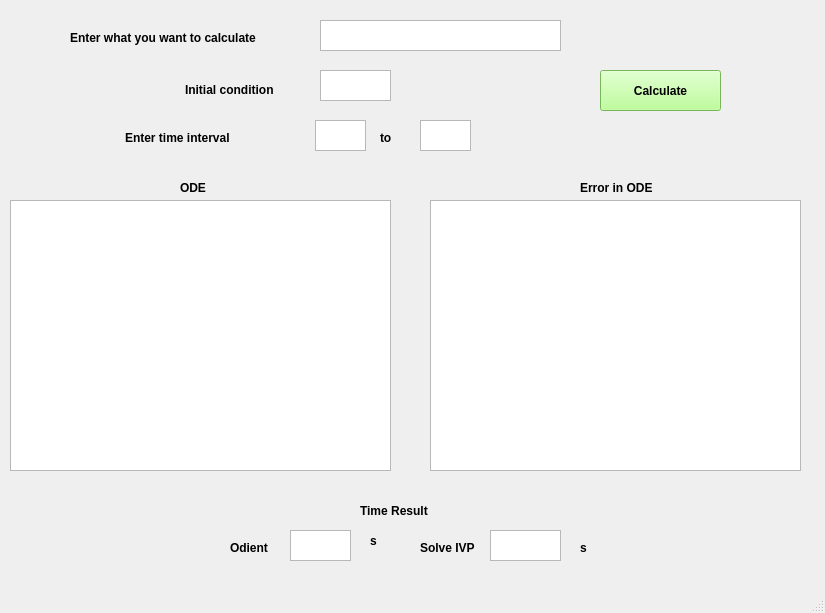
Qt form gui.ui (natthamon55/Numberic-Project) before a commit.
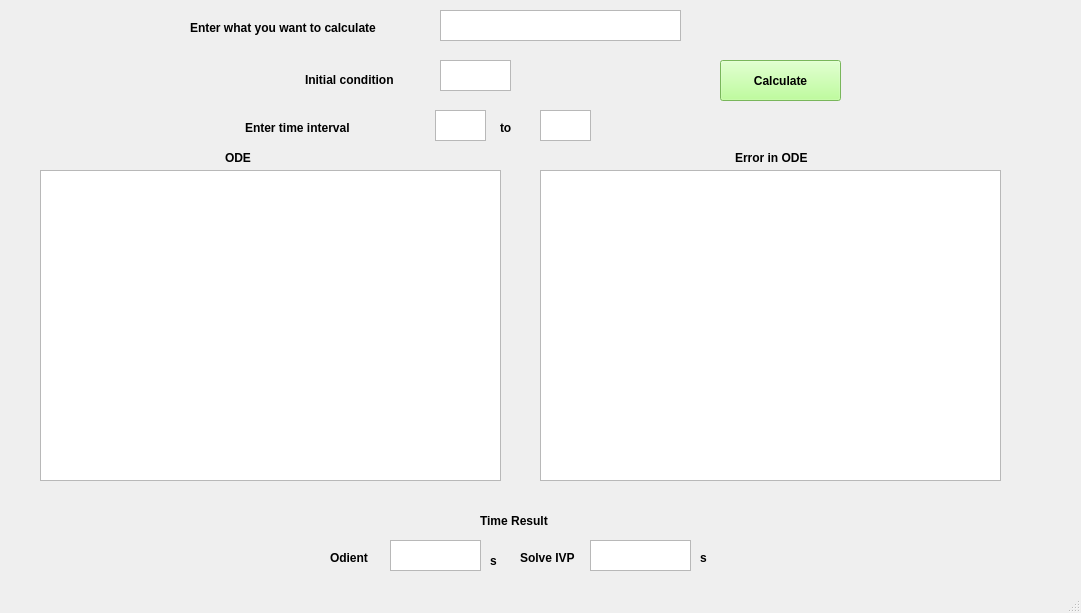
The same form after that commit.

What changed in the file:
```diff
--- a/gui.ui
+++ b/gui.ui
@@ -6,7 +6,7 @@
    <rect>
     <x>0</x>
     <y>0</y>
-    <width>825</width>
+    <width>1081</width>
     <height>613</height>
    </rect>
   </property>
@@ -17,8 +17,8 @@
    <widget class="QLabel" name="label">
     <property name="geometry">
      <rect>
-      <x>70</x>
-      <y>30</y>
+      <x>190</x>
+      <y>20</y>
       <width>231</width>
       <height>16</height>
      </rect>
@@ -36,8 +36,8 @@
    <widget class="QTextEdit" name="equation">
     <property name="geometry">
      <rect>
-      <x>320</x>
-      <y>20</y>
+      <x>440</x>
+      <y>10</y>
       <width>241</width>
       <height>31</height>
      </rect>
@@ -46,8 +46,8 @@
    <widget class="QLabel" name="label_2">
     <property name="geometry">
      <rect>
-      <x>125</x>
-      <y>130</y>
+      <x>245</x>
+      <y>120</y>
       <width>131</width>
       <height>16</height>
      </rect>
@@ -65,8 +65,8 @@
    <widget class="QTextEdit" name="t1">
     <property name="geometry">
      <rect>
-      <x>315</x>
-      <y>120</y>
+      <x>435</x>
+      <y>110</y>
       <width>51</width>
       <height>31</height>
      </rect>
@@ -75,8 +75,8 @@
    <widget class="QTextEdit" name="t2">
     <property name="geometry">
      <rect>
-      <x>420</x>
-      <y>120</y>
+      <x>540</x>
+      <y>110</y>
       <width>51</width>
       <height>31</height>
      </rect>
@@ -85,8 +85,8 @@
    <widget class="QLabel" name="label_3">
     <property name="geometry">
      <rect>
-      <x>380</x>
-      <y>130</y>
+      <x>500</x>
+      <y>120</y>
       <width>16</width>
       <height>16</height>
      </rect>
@@ -104,28 +104,28 @@
    <widget class="QGraphicsView" name="g1">
     <property name="geometry">
      <rect>
-      <x>10</x>
-      <y>200</y>
-      <width>381</width>
-      <height>271</height>
+      <x>40</x>
+      <y>170</y>
+      <width>461</width>
+      <height>311</height>
      </rect>
     </property>
    </widget>
    <widget class="QGraphicsView" name="g2">
     <property name="geometry">
      <rect>
-      <x>430</x>
-      <y>200</y>
-      <width>371</width>
-      <height>271</height>
+      <x>540</x>
+      <y>170</y>
+      <width>461</width>
+      <height>311</height>
      </rect>
     </property>
    </widget>
    <widget class="QLabel" name="label_4">
     <property name="geometry">
      <rect>
-      <x>180</x>
-      <y>180</y>
+      <x>225</x>
+      <y>150</y>
       <width>55</width>
       <height>16</height>
      </rect>
@@ -143,8 +143,8 @@
    <widget class="QLabel" name="label_5">
     <property name="geometry">
      <rect>
-      <x>580</x>
-      <y>180</y>
+      <x>735</x>
+      <y>150</y>
       <width>101</width>
       <height>16</height>
      </rect>
@@ -162,8 +162,8 @@
    <widget class="QLabel" name="label_6">
     <property name="geometry">
      <rect>
-      <x>230</x>
-      <y>540</y>
+      <x>330</x>
+      <y>550</y>
       <width>55</width>
       <height>16</height>
      </rect>
@@ -181,8 +181,8 @@
    <widget class="QLabel" name="label_7">
     <property name="geometry">
      <rect>
-      <x>420</x>
-      <y>540</y>
+      <x>520</x>
+      <y>550</y>
       <width>61</width>
       <height>16</height>
      </rect>
@@ -200,8 +200,8 @@
    <widget class="QLabel" name="label_9">
     <property name="geometry">
      <rect>
-      <x>360</x>
-      <y>500</y>
+      <x>480</x>
+      <y>510</y>
       <width>101</width>
       <height>21</height>
      </rect>
@@ -220,8 +220,8 @@
    <widget class="QLabel" name="label_11">
     <property name="geometry">
      <rect>
-      <x>370</x>
-      <y>530</y>
+      <x>490</x>
+      <y>550</y>
       <width>16</width>
       <height>21</height>
      </rect>
@@ -240,8 +240,8 @@
    <widget class="QLabel" name="label_12">
     <property name="geometry">
      <rect>
-      <x>580</x>
-      <y>540</y>
+      <x>700</x>
+      <y>550</y>
       <width>31</width>
       <height>16</height>
      </rect>
@@ -260,8 +260,8 @@
    <widget class="QPushButton" name="b1">
     <property name="geometry">
      <rect>
-      <x>600</x>
-      <y>70</y>
+      <x>720</x>
+      <y>60</y>
       <width>121</width>
       <height>41</height>
      </rect>
@@ -282,8 +282,8 @@
    <widget class="QLabel" name="label_8">
     <property name="geometry">
      <rect>
-      <x>185</x>
-      <y>80</y>
+      <x>305</x>
+      <y>70</y>
       <width>111</width>
       <height>20</height>
      </rect>
@@ -301,8 +301,8 @@
    <widget class="QTextEdit" name="equation_2">
     <property name="geometry">
      <rect>
-      <x>320</x>
-      <y>70</y>
+      <x>440</x>
+      <y>60</y>
       <width>71</width>
       <height>31</height>
      </rect>
@@ -311,9 +311,9 @@
    <widget class="QTextEdit" name="t_ode">
     <property name="geometry">
      <rect>
-      <x>290</x>
-      <y>530</y>
-      <width>61</width>
+      <x>390</x>
+      <y>540</y>
+      <width>91</width>
       <height>31</height>
      </rect>
     </property>
@@ -321,9 +321,9 @@
    <widget class="QTextEdit" name="t_sol">
     <property name="geometry">
      <rect>
-      <x>490</x>
-      <y>530</y>
-      <width>71</width>
+      <x>590</x>
+      <y>540</y>
+      <width>101</width>
       <height>31</height>
      </rect>
     </property>
```
